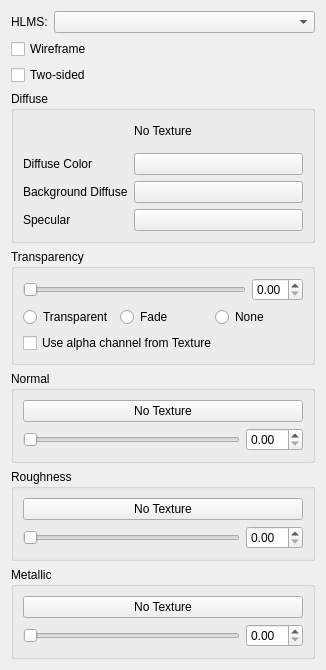
Qt form src/materialwidget.ui (chchwy/ogre-v2-mesh-viewer) before a commit.
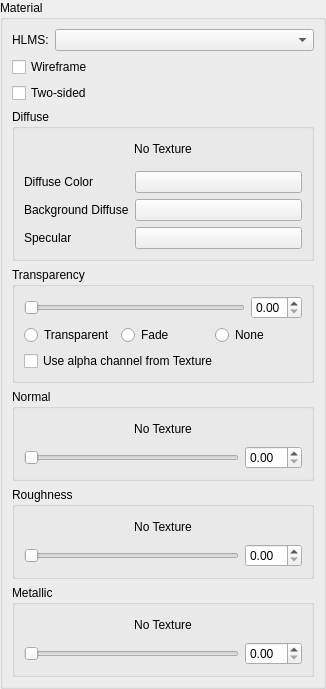
The same form after that commit.

Commit message: Layout spacing

```diff
--- a/src/materialwidget.ui
+++ b/src/materialwidget.ui
@@ -7,13 +7,34 @@
     <x>0</x>
     <y>0</y>
     <width>326</width>
-    <height>616</height>
+    <height>628</height>
    </rect>
   </property>
   <property name="windowTitle">
    <string>Material</string>
   </property>
   <layout class="QVBoxLayout" name="verticalLayout">
+   <property name="spacing">
+    <number>6</number>
+   </property>
+   <property name="leftMargin">
+    <number>0</number>
+   </property>
+   <property name="topMargin">
+    <number>0</number>
+   </property>
+   <property name="rightMargin">
+    <number>0</number>
+   </property>
+   <property name="bottomMargin">
+    <number>0</number>
+   </property>
+   <item>
+    <widget class="QGroupBox" name="groupBox">
+     <property name="title">
+      <string>Material</string>
+     </property>
+     <layout class="QVBoxLayout" name="verticalLayout_7">
    <item>
     <layout class="QHBoxLayout" name="horizontalLayout_6" stretch="0,1">
      <property name="spacing">
@@ -204,6 +225,9 @@
         <property name="text">
          <string>No Texture</string>
         </property>
+           <property name="flat">
+            <bool>true</bool>
+           </property>
        </widget>
       </item>
       <item>
@@ -234,6 +258,9 @@
         <property name="text">
          <string>No Texture</string>
         </property>
+           <property name="flat">
+            <bool>true</bool>
+           </property>
        </widget>
       </item>
       <item>
@@ -264,6 +291,9 @@
         <property name="text">
          <string>No Texture</string>
         </property>
+           <property name="flat">
+            <bool>true</bool>
+           </property>
        </widget>
       </item>
       <item>
@@ -279,6 +309,9 @@
          <widget class="QDoubleSpinBox" name="metallicSpin"/>
         </item>
        </layout>
+         </item>
+        </layout>
+       </widget>
       </item>
      </layout>
     </widget>
```
Lines whose indentation alone changed are shown as unchanged. The commit also changes 2 other files.
